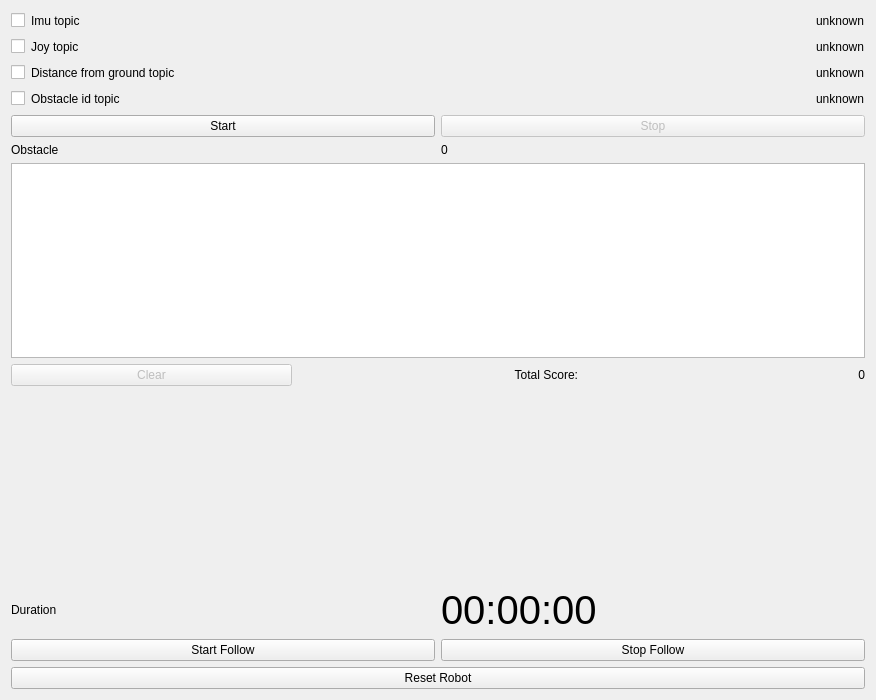
First picture: the form in robots/marv/ui/rqt_score.ui, repository ctu-vras/robot-rodeo-gym, before the edit.
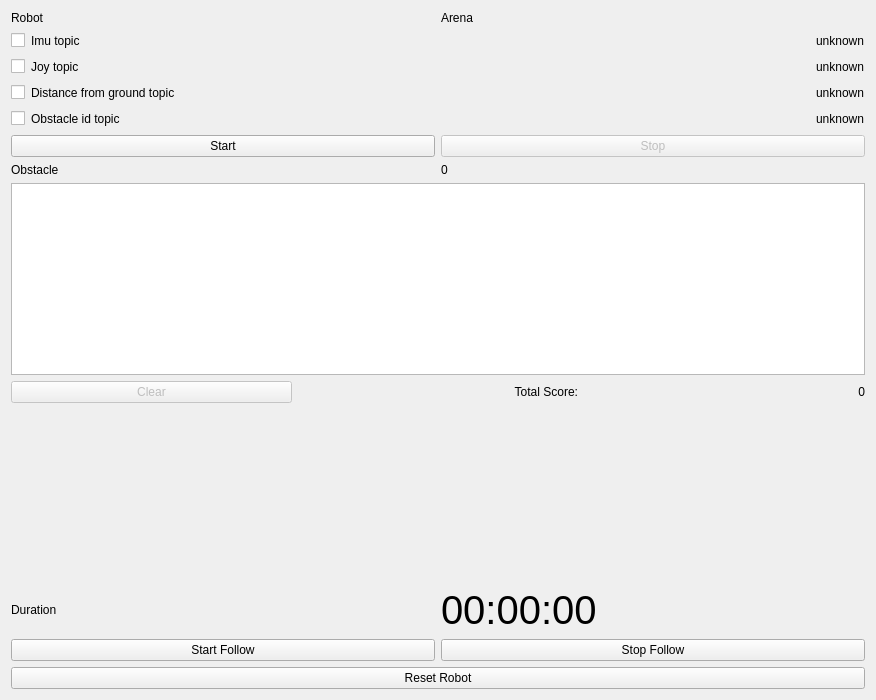
Second picture: the form after the edit.

Commit message: Updated version with working camera follow, reset robot and score calculation.

Diff of the .ui file:
```diff
--- a/robots/marv/ui/rqt_score.ui
+++ b/robots/marv/ui/rqt_score.ui
@@ -21,6 +21,38 @@
     <layout class="QHBoxLayout" name="horizontalLayout_3">
      <item>
       <layout class="QVBoxLayout" name="verticalLayout_2">
+       <item>
+        <layout class="QHBoxLayout" name="horizontalLayout_12">
+         <item>
+          <widget class="QLabel" name="robot_name_label">
+           <property name="text">
+            <string>Robot</string>
+           </property>
+          </widget>
+         </item>
+         <item>
+          <widget class="QLabel" name="robot_name">
+           <property name="text">
+            <string/>
+           </property>
+          </widget>
+         </item>
+         <item>
+          <widget class="QLabel" name="label_10">
+           <property name="text">
+            <string>Arena</string>
+           </property>
+          </widget>
+         </item>
+         <item>
+          <widget class="QLabel" name="arena_name">
+           <property name="text">
+            <string/>
+           </property>
+          </widget>
+         </item>
+        </layout>
+       </item>
        <item>
         <layout class="QHBoxLayout" name="horizontalLayout_2">
          <item>
```
Left out of the diff: 4 changed lines with no effect on the pictures. The commit also changes 10 other files.
